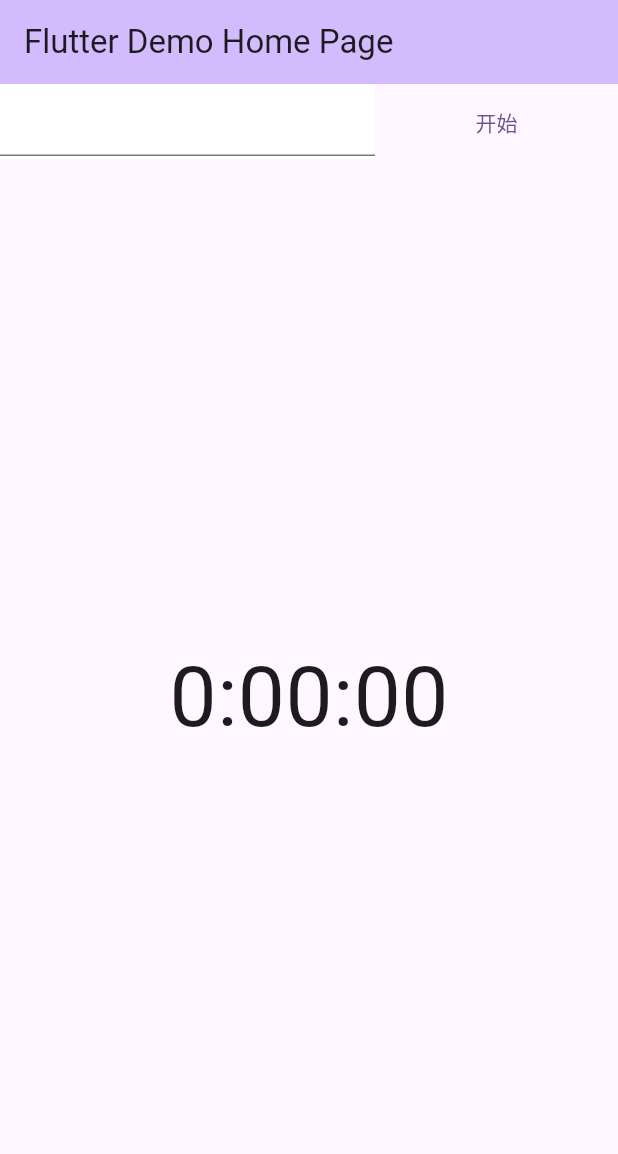
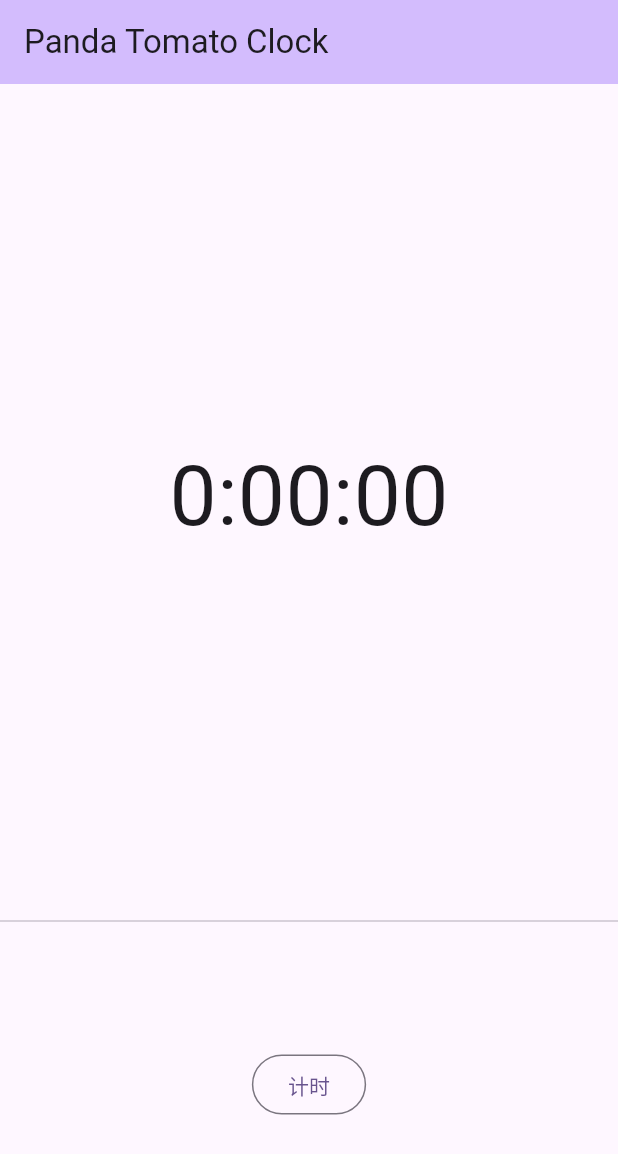
Before and after one commit to AilurusRP/PandaTomato, a Flutter app: the screen it shows after launch, on a phone screen of 412 x 824 dp. Shown: the top 1154 px of the screen. Run offline on Flutter 3.47's test engine with Material 3 defaults, Android fonts, the phone set to English and light mode, and no system bars.

Commit message:
refactor: Change homepage layout.

```diff
--- /dev/null
+++ b/lib/UI/pages/home_page.dart
@@ -0,0 +1,47 @@
+import 'package:flutter/material.dart';
+import '../../utils/time_utils.dart';
+import '../widgets/clock_button.dart';
+
+class MyHomePage extends StatefulWidget {
+  const MyHomePage({super.key, required this.title});
+
+  final String title;
+
+  @override
+  State<MyHomePage> createState() => _MyHomePageState();
+}
+
+class _MyHomePageState extends State<MyHomePage> {
+  final TextEditingController _timeController = TextEditingController();
+  String _showedTime = "0:00:00";
+
+  @override
+  Widget build(BuildContext context) {
+    return Scaffold(
+      resizeToAvoidBottomInset: false,
+      appBar: AppBar(
+        backgroundColor: Theme.of(context).colorScheme.inversePrimary,
+        title: Text(widget.title),
+      ),
+      body: Column(
+        children: <Widget>[
+          SizedBox(
+            height: 550,
+            width: double.infinity,
+            child: Center(
+              child: Text(_showedTime, style: TextStyle(fontSize: 56)),
+            ),
+          ),
+          Divider(),
+          StartClockButton(
+            setShowedTime: (restTime) {
+              setState(() {
+                _showedTime = toShowedTime(restTime);
+              });
+            },
+          ),
+        ],
+      ),
+    );
+  }
+}
--- /dev/null
+++ b/lib/UI/widgets/clock_button.dart
@@ -0,0 +1,88 @@
+import 'package:flutter/material.dart';
+
+import '../../utils/my_timer.dart';
+import '../../utils/time_utils.dart';
+
+class StartClockButton extends StatefulWidget {
+  final Function setShowedTime;
+
+  const StartClockButton({super.key, required this.setShowedTime});
+
+  @override
+  State<StartClockButton> createState() => _StartClockButtonState();
+}
+
+class _StartClockButtonState extends State<StartClockButton> {
+  TextEditingController rawTimeStringInputController = TextEditingController();
+
+  @override
+  Widget build(BuildContext context) {
+    return Expanded(
+      child: Container(
+        alignment: Alignment.center,
+        child: Row(
+          mainAxisAlignment: MainAxisAlignment.center,
+          children: [
+            OutlinedButton(
+              onPressed: () {
+                showDialog(
+                  context: context,
+                  builder: (context) => AlertDialog(
+                    content: ConstrainedBox(
+                      constraints: BoxConstraints(maxHeight: 128),
+                      child: Column(
+                        mainAxisAlignment: MainAxisAlignment.end,
+                        children: [
+                          Row(
+                            children: [
+                              Text("请输入时间"),
+                              Container(
+                                height: 50,
+                                width: 150,
+                                padding: EdgeInsets.symmetric(horizontal: 15),
+                                child: TextField(
+                                  controller: rawTimeStringInputController,
+                                ),
+                              ),
+                            ],
+                          ),
+                          SizedBox(height: 10),
+                          Container(
+                            constraints: BoxConstraints(maxHeight: 40),
+                            margin: EdgeInsets.all(10),
+                            child: OutlinedButton(
+                              onPressed: () {
+                                Navigator.pop(context);
+                                if (checkTimeInput(
+                                      context,
+                                      rawTimeStringInputController,
+                                    ) ==
+                                    InputTimeState.correctInput) {
+                                  int totalTime = getTime(
+                                    rawTimeStringInputController.text,
+                                  );
+                                  widget.setShowedTime(totalTime);
+                                  MyTimer timer = MyTimer.getTimer(totalTime);
+                                  timer.count((restTime) {
+                                    widget.setShowedTime(restTime);
+                                  });
+                                }
+                                rawTimeStringInputController.clear();
+                              },
+                              child: Text("确定"),
+                            ),
+                          ),
+                        ],
+                      ),
+                    ),
+                  ),
+                );
+              },
+              child: Text("计时"),
+            ),
+          ],
+        ),
+      ),
+    );
+  }
+}
--- a/lib/main.dart
+++ b/lib/main.dart
@@ -1,7 +1,5 @@
 import 'package:flutter/material.dart';
-import 'package:panda_tomato/pages/home_page.dart';
-import 'package:panda_tomato/utils/my_timer.dart';
-import 'package:panda_tomato/utils/time_utils.dart';
+import 'UI/pages/home_page.dart';
 
 void main() {
   runApp(const MyApp());
@@ -14,11 +12,11 @@ class MyApp extends StatelessWidget {
   @override
   Widget build(BuildContext context) {
     return MaterialApp(
-      title: 'Flutter Demo',
+      title: 'PdTomato',
       theme: ThemeData(
         colorScheme: ColorScheme.fromSeed(seedColor: Colors.deepPurple),
       ),
-      home: const MyHomePage(title: 'Flutter Demo Home Page'),
+      home: const MyHomePage(title: 'Panda Tomato Clock'),
     );
   }
 }
--- a/lib/pages/home_page.dart
+++ /dev/null
@@ -1,72 +0,0 @@
-import 'package:flutter/material.dart';
-
-import '../utils/my_timer.dart';
-import '../utils/time_utils.dart';
-
-class MyHomePage extends StatefulWidget {
-  const MyHomePage({super.key, required this.title});
-
-  final String title;
-
-  @override
-  State<MyHomePage> createState() => _MyHomePageState();
-}
-
-class _MyHomePageState extends State<MyHomePage> {
-  final TextEditingController _timeController = TextEditingController();
-  String _showedTime = "0:00:00";
-
-  @override
-  Widget build(BuildContext context) {
-    return Scaffold(
-      appBar: AppBar(
-        backgroundColor: Theme.of(context).colorScheme.inversePrimary,
-        title: Text(widget.title),
-      ),
-      body: Column(
-        // mainAxisAlignment: MainAxisAlignment.center,
-        children: <Widget>[
-          Row(
-            children: [
-              Container(
-                height: 50,
-                width: 250,
-                decoration: BoxDecoration(color: Colors.white),
-                child: TextField(controller: _timeController),
-              ),
-              Expanded(
-                child: TextButton(
-                  onPressed: () async {
-                    if (checkTimeInput(context, _timeController) ==
-                        InputTimeState.correctInput) {
-                      int totalTime = getTime(_timeController.text);
-                      setState(() {
-                        _showedTime = toShowedTime(totalTime);
-                      });
-                      MyTimer timer = MyTimer.getTimer(totalTime);
-                      timer.count((restTime) {
-                        setState(() {
-                          _showedTime = toShowedTime(restTime);
-                        });
-                      });
-                    }
-                  },
-                  child: Text("开始"),
-                ),
-              ),
-            ],
-          ),
-
-          Expanded(
-            child: Container(
-              width: double.infinity,
-              child: Center(
-                child: Text(_showedTime, style: TextStyle(fontSize: 56)),
-              ),
-            ),
-          ),
-        ],
-      ),
-    );
-  }
-}
```
